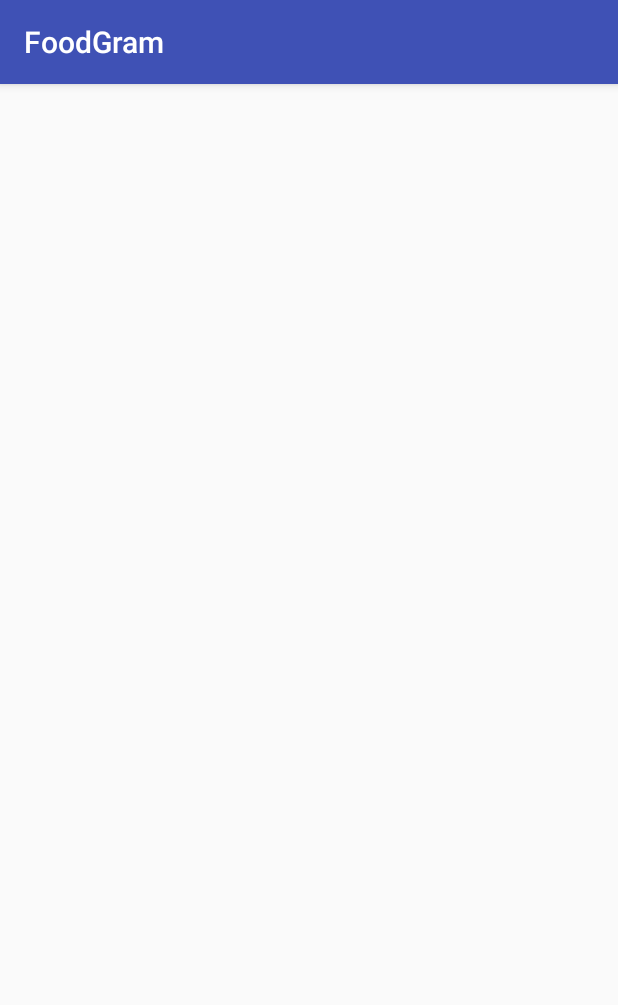
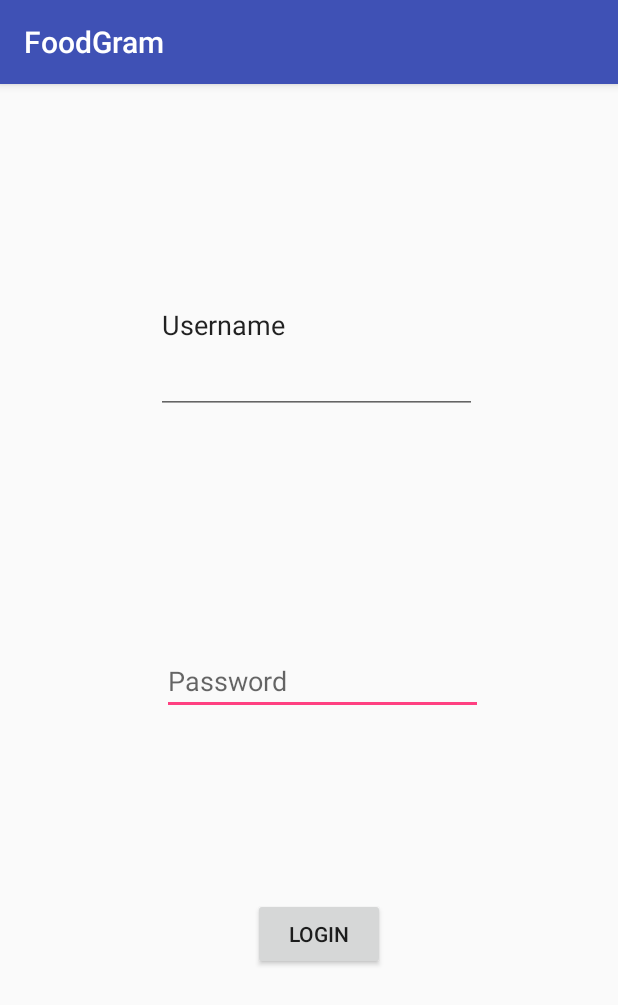
Before and after one commit to swechha16/FoodGram, an Android app: the Login screen opened directly, with no data from a screen before it, on a phone screen of 412 x 824 dp. Shown: the top 1005 px of the screen. Run offline under Robolectric (Android 15) with nearby library versions, the phone set to English and light mode, and no system bars.

Commit message:
Updated login page

```diff
--- a/FrontEnd/FoodGram/app/src/main/res/layout/activity_login.xml
+++ b/FrontEnd/FoodGram/app/src/main/res/layout/activity_login.xml
@@ -6,4 +6,56 @@
     android:layout_height="match_parent"
     tools:context="com.foodgram.Login">
 
+    <EditText
+        android:id="@+id/loginPasswordText"
+        android:layout_width="wrap_content"
+        android:layout_height="wrap_content"
+        android:layout_alignParentStart="true"
+        android:layout_alignParentLeft="true"
+        android:layout_alignParentEnd="true"
+        android:layout_alignParentRight="true"
+        android:layout_alignParentBottom="true"
+        android:layout_marginStart="108dp"
+        android:layout_marginLeft="108dp"
+        android:layout_marginEnd="90dp"
+        android:layout_marginRight="90dp"
+        android:layout_marginBottom="347dp"
+        android:ems="10"
+        android:hint="@string/password"
+        android:inputType="textPassword"
+        android:autofillHints="" />
+
+    <EditText
+        android:id="@+id/loginUsernameText"
+        android:layout_width="wrap_content"
+        android:layout_height="wrap_content"
+        android:layout_alignParentStart="true"
+        android:layout_alignParentLeft="true"
+        android:layout_alignParentTop="true"
+        android:layout_alignParentEnd="true"
+        android:layout_alignParentRight="true"
+        android:layout_alignParentBottom="true"
+        android:layout_marginStart="104dp"
+        android:layout_marginLeft="104dp"
+        android:layout_marginTop="101dp"
+        android:layout_marginEnd="94dp"
+        android:layout_marginRight="94dp"
+        android:layout_marginBottom="548dp"
+        android:ems="10"
+        android:hint="@string/username"
+        android:inputType="textPersonName"
+        android:text="@string/username" />
+
+    <Button
+        android:id="@+id/tryLoginButton"
+        android:layout_width="wrap_content"
+        android:layout_height="wrap_content"
+        android:layout_alignParentEnd="true"
+        android:layout_alignParentRight="true"
+        android:layout_alignParentBottom="true"
+        android:layout_marginEnd="155dp"
+        android:layout_marginRight="155dp"
+        android:layout_marginBottom="177dp"
+        android:text="@string/login" />
+
 </RelativeLayout>
```
